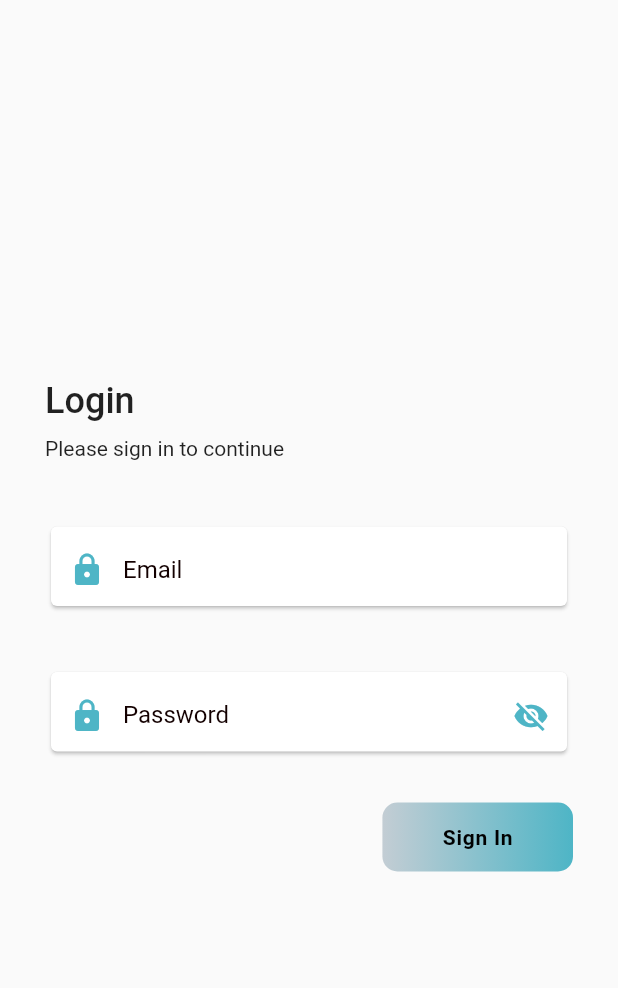
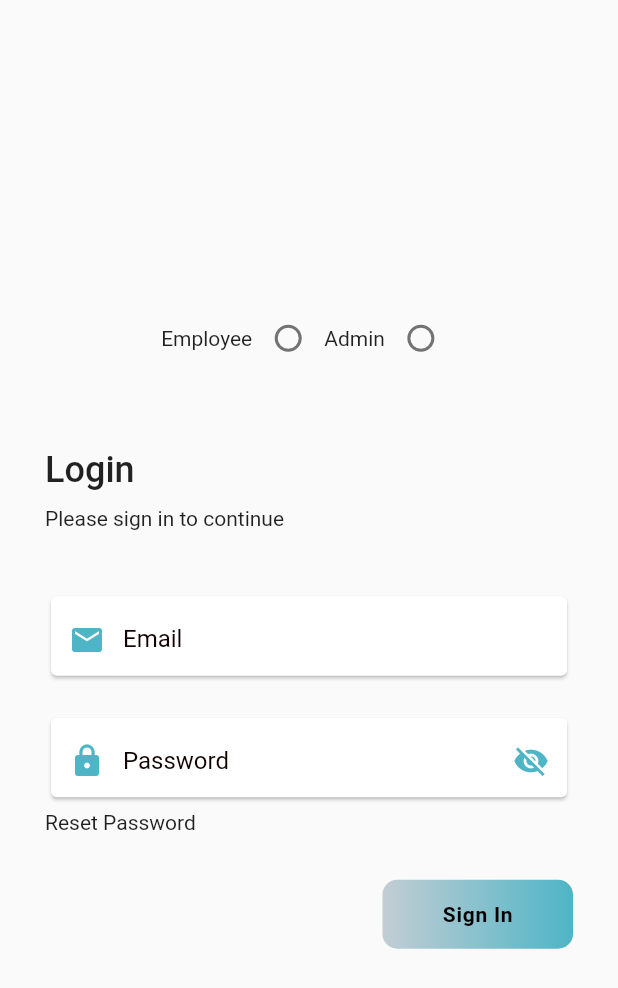
Before and after one commit to Dheeraj7487/HRMS-Mobile, a Flutter app: the AdminEmployeeChooseLoginScreen screen opened directly, after a tap on "Employee", on a phone screen of 412 x 824 dp. Shown: the top 988 px of the screen. Run offline on Flutter 3.47's test engine with Material 2 defaults, Android fonts, the phone set to English and light mode, and no system bars; our stand-ins replace cloud_firestore, firebase_auth, firebase_core, flutter_credit_card, fluttertoast, get and 1 more; missing offline and left inert: encrypt; accounts and stored records are empty; network calls fail.

Commit message:
reset password

```diff
--- a/lib/admin/addemployee/auth/add_employee_fire_auth.dart
+++ b/lib/admin/addemployee/auth/add_employee_fire_auth.dart
@@ -6,7 +6,7 @@ import 'package:flutter/cupertino.dart';
 class AddEmployeeFireAuth {
 
   final CollectionReference _mainCollection =
-  FirebaseFirestore.instance.collection('admin');
+  FirebaseFirestore.instance.collection('employee');
   List<dynamic> employeeData = [];
 
 
--- a/lib/employee/inOut/auth/in_out_fire_auth.dart
+++ b/lib/employee/inOut/auth/in_out_fire_auth.dart
@@ -1,5 +1,4 @@
-import 'package:cloud_firestore/cloud_firestore.dart';
-import 'package:firebase_auth/firebase_auth.dart';
+
 import 'package:flutter/material.dart';
 
 class InOutFireAuth extends ChangeNotifier{
--- a/lib/employee/profile/employee_profile_screen.dart
+++ b/lib/employee/profile/employee_profile_screen.dart
@@ -33,7 +33,7 @@ class _EmployeeProfileScreenState extends State<EmployeeProfileScreen> {
   TextEditingController salaryController = TextEditingController();
   TextEditingController passwordController = TextEditingController();
 
-  CollectionReference profileData = FirebaseFirestore.instance.collection('admin');
+  CollectionReference profileData = FirebaseFirestore.instance.collection('employee');
 
   @override
   Widget build(BuildContext context) {
--- a/lib/login/controller/onboarding_controller.dart
+++ b/lib/login/controller/onboarding_controller.dart
@@ -6,6 +6,7 @@ import 'package:get/state_manager.dart';
 import 'package:get/utils.dart';
 
 import '../screen/admin_employee_choose_login.dart';
+import '../screen/login_screen.dart';
 
 class OnboardingController extends GetxController {
   var selectedPageIndex = 0.obs;
@@ -14,7 +15,7 @@ class OnboardingController extends GetxController {
 
   forwardAction() {
     if (isLastPage) {
-      Get.off(const AdminEmployeeChooseLoginScreen());
+      Get.off(LoginScreen());
     } else {
       pageController.nextPage(duration: 300.milliseconds, curve: Curves.easeInOut);
     }
--- a/lib/login/provider/login_provider.dart
+++ b/lib/login/provider/login_provider.dart
@@ -1,5 +1,3 @@
-
-import 'package:cloud_firestore/cloud_firestore.dart';
 import 'package:firebase_auth/firebase_auth.dart';
 import 'package:flutter/material.dart';
 import 'package:encrypt/encrypt.dart' as encrypt;
@@ -10,7 +8,7 @@ import '../../utils/app_utils.dart';
 
 class LoginProvider extends ChangeNotifier{
 
-  List<dynamic> loginData = [];
+  //List<dynamic> loginData = [];
   String? userEmail;
   bool dataFetch = false;
 
@@ -24,12 +22,12 @@ class LoginProvider extends ChangeNotifier{
     final iv = encrypt.IV.fromLength(16);
     final encrypter = encrypt.Encrypter(encrypt.AES(key));
 */
-    FirebaseFirestore.instance.collection("admin").get().then((querySnapshot) {
+   /* FirebaseFirestore.instance.collection("admin").get().then((querySnapshot) {
       querySnapshot.docs.forEach((result) {
         print(result.data());
           loginData.add(result.data());
           notifyListeners();
-      });
+      });*/
 
       if (FirebaseAuth.instance.currentUser?.email == email) {
         if (FirebaseAuth.instance.currentUser?.displayName == 'Admin') {
@@ -59,7 +57,11 @@ class LoginProvider extends ChangeNotifier{
         }
       }*/
       }
-    });
   }
 
+  Future resetPassword({required String email}) async {
+    await FirebaseAuth.instance
+        .sendPasswordResetEmail(email: email).then((value) => Get.snackbar('Reset Password', 'sent a reset password link on your gmail account'))
+        .catchError((e) => Get.snackbar('Reset Password', "failed sent a reset password link"));
+  }
 }
--- a/lib/login/screen/admin_register_screen.dart
+++ b/lib/login/screen/admin_register_screen.dart
@@ -1,7 +1,7 @@
 import 'package:cloud_firestore/cloud_firestore.dart';
 import 'package:employee_attendance_app/admin/home/screen/admin_home_screen.dart';
 import 'package:employee_attendance_app/login/auth/fire_auth.dart';
-import 'package:employee_attendance_app/login/screen/admin_login_screen.dart';
+import 'package:employee_attendance_app/login/screen/login_screen.dart';
 import 'package:employee_attendance_app/utils/app_colors.dart';
 import 'package:encrypt/encrypt.dart' as encrypt;
 import 'package:firebase_auth/firebase_auth.dart';
@@ -240,7 +240,7 @@ class _RegisterScreenState extends State<RegisterScreen> {
             ),
             GestureDetector(
               onTap: () {
-                Get.off(AdminLoginScreen());
+                Get.off(LoginScreen());
               },
               child: Container(
                 padding: const EdgeInsets.only(bottom: 25),
--- a/lib/login/screen/employee_login_screen.dart
+++ /dev/null
@@ -1,129 +0,0 @@
-import 'package:employee_attendance_app/admin/addemployee/auth/add_employee_fire_auth.dart';
-import 'package:employee_attendance_app/mixin/button_mixin.dart';
-import 'package:employee_attendance_app/mixin/textfield_mixin.dart';
-import 'package:employee_attendance_app/utils/app_colors.dart';
-import 'package:firebase_auth/firebase_auth.dart';
-import 'package:flutter/material.dart';
-import 'package:provider/provider.dart';
-
-import '../../utils/app_preference_key.dart';
-import '../../utils/app_utils.dart';
-import '../provider/login_provider.dart';
-
-class EmployeeLoginScreen extends StatefulWidget with ButtonMixin,TextFieldMixin {
-  EmployeeLoginScreen({Key? key}) : super(key: key);
-
-  @override
-  State<EmployeeLoginScreen> createState() => _EmployeeLoginScreenState();
-}
-
-class _EmployeeLoginScreenState extends State<EmployeeLoginScreen> {
-  var passwordController = TextEditingController();
-  var emailController = TextEditingController();
-  final _formKey = GlobalKey<FormState>();
-  bool passwordVisibility = false;
-
-  @override
-  Widget build(BuildContext context) {
-    return GestureDetector(
-      onTap: () {
-        FocusScope.of(context).unfocus();
-      },
-      child: Scaffold(
-        body: Form(
-          key: _formKey,
-          child: Padding(
-            padding: const EdgeInsets.only(top: 10, left: 30, right: 30),
-            child: Column(
-              crossAxisAlignment: CrossAxisAlignment.start,
-              mainAxisAlignment: MainAxisAlignment.center,
-              children: [
-                const Text(
-                  "Login",
-                  textAlign: TextAlign.center,
-                  style: TextStyle(fontSize: 24, fontWeight: FontWeight.w500),
-                ),
-                const SizedBox(height: 10),
-                const Text(
-                  'Please sign in to continue',
-                  textAlign: TextAlign.center,
-                ),
-                const SizedBox(height: 40),
-                TextFieldMixin().textFieldCardWidget(
-                  controller: emailController,
-                  prefixIcon: const Icon(Icons.lock, color: AppColor.appColor),
-                  labelText: 'Email',
-                  validator: (value) {
-                    if (value!.isEmpty ||
-                        value.trim().isEmpty ||
-                        !RegExp(r"^[a-zA-Z0-9.a-zA-Z0-9.!#$%&'*+-/=?^_`{|}~]+@"
-                        r"[a-zA-Z0-9]+\.[a-zA-Z]+")
-                            .hasMatch(value)) {
-                      return 'Enter a valid email';
-                    }
-                    return null;
-                  },
-                ),
-                GestureDetector(
-                  onTap: (){},
-                  child: Text(''),
-                ),
-                const SizedBox(height: 20),
-                TextFieldMixin().textFieldCardWidget(
-                  controller: passwordController,
-                  prefixIcon: const Icon(Icons.lock, color: AppColor.appColor),
-                  labelText: 'Password',
-                  obscureText: passwordVisibility ? false : true,
-                  suffixIcon: IconButton(
-                      highlightColor: Colors.transparent,
-                      onPressed: () {
-                        setState(() {
-                          passwordVisibility = !passwordVisibility;
-                        });
-                      },
-                      icon: passwordVisibility
-                          ? const Icon(
-                        Icons.visibility,
-                        color: AppColor.appColor,
-                      )
-                          : const Icon(Icons.visibility_off,
-                          color: AppColor.appColor)),
-                  validator: (value) {
-                    if (value == null ||
-                        value.isEmpty ||
-                        value.trim().isEmpty) {
-                      return 'Please enter password';
-                    }
-                    return null;
-                  },
-                ),
-                const SizedBox(height: 30),
-                Align(
-                  alignment: Alignment.bottomRight,
-                  child: GestureDetector(
-                    onTap: () async {
-                      User? user = await AddEmployeeFireAuth.signInEmployeeUsingEmailPassword(
-                        email: emailController.text,
-                        password: passwordController.text, context: context,
-                      );
-                      if (user != null) {
-                        AppUtils.instance.setPref(PreferenceKey.boolKey, PreferenceKey.prefLogin, true);
-                        AppUtils.instance.setPref(PreferenceKey.stringKey, PreferenceKey.prefEmail, emailController.text);
-                        Provider.of<LoginProvider>(context,listen: false).getSharedPreferenceData(emailController.text);
-                        if (_formKey.currentState!.validate()) {
-                          Provider.of<LoginProvider>(context,listen: false).getData(emailController.text);
-                        }
-                      }
-                      },
-                    child: ButtonMixin()
-                        .stylishButton(onPress: () {}, text: 'Sign In'),
-                  ),
-                )
-              ],
-            ),
-          ),
-        ),
-      ),
-    );
-  }
-}
--- a/lib/login/screen/admin_login_screen.dart
+++ b/lib/login/screen/login_screen.dart
@@ -11,21 +11,24 @@ import '../../utils/app_preference_key.dart';
 import '../../utils/app_utils.dart';
 import '../auth/fire_auth.dart';
 import '../provider/login_provider.dart';
+import 'reset_password_screen.dart';
 
 
-class AdminLoginScreen extends StatefulWidget with ButtonMixin,TextFieldMixin{
-   AdminLoginScreen({Key? key}) : super(key: key);
+class LoginScreen extends StatefulWidget with ButtonMixin,TextFieldMixin{
+   LoginScreen({Key? key}) : super(key: key);
 
   @override
-  State<AdminLoginScreen> createState() => _AdminLoginScreenState();
+  State<LoginScreen> createState() => _LoginScreenState();
 }
 
-class _AdminLoginScreenState extends State<AdminLoginScreen> {
+class _LoginScreenState extends State<LoginScreen> {
 
   var passwordController = TextEditingController();
   var emailController = TextEditingController();
   final _formKey = GlobalKey<FormState>();
   bool passwordVisibility = false;
+  String? chooseType;
+  bool chooseValue = false;
 
   @override
   Widget build(BuildContext context) {
@@ -42,6 +45,44 @@ class _AdminLoginScreenState extends State<AdminLoginScreen> {
               crossAxisAlignment: CrossAxisAlignment.start,
               mainAxisAlignment: MainAxisAlignment.center,
               children: [
+                Align(
+                  alignment: Alignment.topCenter,
+                  child: Row(
+                    crossAxisAlignment: CrossAxisAlignment.center,
+                    mainAxisAlignment: MainAxisAlignment.center,
+                    children: [
+                      Row(
+                        children: [
+                          Text("Employee"),
+                          Radio(
+                              value: "Employee",
+                              groupValue: chooseType,
+                              onChanged: (value){
+                                setState(() {
+                                  chooseType = value.toString();
+                                  chooseValue = false;
+                                });
+                              }),
+                        ],
+                      ),
+                      Row(
+                        children: [
+                          Text("Admin"),
+                          Radio(
+                              value: "Admin",
+                              groupValue: chooseType,
+                              onChanged: (value){
+                                setState(() {
+                                  chooseType = value.toString();
+                                  chooseValue = true;
+                                });
+                              }),
+                        ],
+                      ),
+                    ],
+                  ),
+                ),
+                const SizedBox(height: 50),
                 const Text(
                   "Login",
                   textAlign: TextAlign.center,
@@ -55,7 +96,7 @@ class _AdminLoginScreenState extends State<AdminLoginScreen> {
                 const SizedBox(height: 40),
                 TextFieldMixin().textFieldCardWidget(
                   controller: emailController,
-                  prefixIcon: const Icon(Icons.lock, color: AppColor.appColor),
+                  prefixIcon: const Icon(Icons.email, color: AppColor.appColor),
                   labelText: 'Email',
                   validator: (value) {
                     if (value!.isEmpty ||
@@ -97,14 +138,21 @@ class _AdminLoginScreenState extends State<AdminLoginScreen> {
                     return null;
                   },
                 ),
+                const SizedBox(height: 5),
+                GestureDetector(
+                  onTap: (){
+                    Get.to(ResetPasswordScreen());
+                  },
+                    child: Text('Reset Password')),
                 const SizedBox(height: 30),
+
                 Align(
                   alignment: Alignment.bottomRight,
                   child: GestureDetector(
                     onTap: () async {
                       User? user = await FireAuth.signInUsingEmailPassword(
-                        email: emailController.text,
-                        password: passwordController.text, context: context,
+                        email: emailController.text.trim(),
+                        password: passwordController.text.trim(), context: context,
                       );
                       if (user != null) {
                         AppUtils.instance.setPref(PreferenceKey.boolKey, PreferenceKey.prefLogin, true);
@@ -123,7 +171,9 @@ class _AdminLoginScreenState extends State<AdminLoginScreen> {
             ),
           ),
         ),
-        bottomNavigationBar: Row(
+        bottomNavigationBar: Visibility(
+          visible: chooseValue,
+          child: Row(
             mainAxisAlignment: MainAxisAlignment.center,
             children: [
               Container(
@@ -153,6 +203,7 @@ class _AdminLoginScreenState extends State<AdminLoginScreen> {
             ],
           ),
         ),
+      ),
     );
   }
 }
--- a/lib/login/screen/onboarding_screen.dart
+++ b/lib/login/screen/onboarding_screen.dart
@@ -4,6 +4,8 @@ import 'package:employee_attendance_app/utils/app_colors.dart';
 import 'package:employee_attendance_app/utils/app_fonts.dart';
 import 'package:flutter/material.dart';
 import 'package:get/get.dart';
+
+import 'login_screen.dart';
 
 class OnBoardingScreen extends StatefulWidget{
   const OnBoardingScreen({Key? key}) : super(key: key);
@@ -56,7 +58,7 @@ class _OnBoardingScreenState extends State<OnBoardingScreen>{
               right: 10,
               child: GestureDetector(
                   onTap: (){
-                    Get.off(const AdminEmployeeChooseLoginScreen());
+                    Get.off(LoginScreen());
                   },
                   child: Container(
                       height:40,width:70,child: Center(child: Text('Skip',style: TextStyle(fontFamily: AppFonts.semiBold),textAlign: TextAlign.center,))),
--- a/lib/widget/admin_drawer_widget.dart
+++ b/lib/widget/admin_drawer_widget.dart
@@ -6,6 +6,7 @@ import 'package:employee_attendance_app/utils/app_utils.dart';
 import 'package:firebase_auth/firebase_auth.dart';
 import 'package:flutter/material.dart';
 import 'package:get/get.dart';
+import '../login/screen/login_screen.dart';
 import '../utils/app_colors.dart';
 
 class AdminDrawerScreen extends StatelessWidget {
@@ -82,7 +83,7 @@ class AdminDrawerScreen extends StatelessWidget {
             title: const Text('Logout'),
             onTap: () {
               FirebaseAuth.instance.signOut();
-              AppUtils.instance.clearPref().then((value) => Get.offAll(const AdminEmployeeChooseLoginScreen()));
+              AppUtils.instance.clearPref().then((value) => Get.offAll(LoginScreen()));
             },
           ),
         ],
--- a/lib/widget/employee_drawer_widget.dart
+++ b/lib/widget/employee_drawer_widget.dart
@@ -2,6 +2,7 @@ import 'package:employee_attendance_app/employee/attendance/view_attendance_scre
 import 'package:employee_attendance_app/employee/holiday/holiday_screen.dart';
 import 'package:employee_attendance_app/employee/reports/employee_reports_screen.dart';
 import 'package:employee_attendance_app/login/screen/admin_employee_choose_login.dart';
+import 'package:employee_attendance_app/login/screen/login_screen.dart';
 import 'package:employee_attendance_app/utils/app_utils.dart';
 import 'package:firebase_auth/firebase_auth.dart';
 import 'package:flutter/material.dart';
@@ -86,7 +87,7 @@ class EmployeeDrawerScreen extends StatelessWidget {
             title: const Text('Logout'),
             onTap: () {
               FirebaseAuth.instance.signOut();
-              AppUtils.instance.clearPref().then((value) => Get.offAll(const AdminEmployeeChooseLoginScreen()));
+              AppUtils.instance.clearPref().then((value) => Get.offAll(LoginScreen()));
             },
           ),
         ],
```
Also changed, not shown: lib/admin/viewemployee/view_registered_employee_screen.dart (+27 -30 lines), lib/employee/home/screen/employee_home_screen.dart (+9 -7 lines), lib/employee/inOut/provider/employee_in_out_provider.dart (+4 -16 lines), lib/employee/inOut/screen/employee_in_out_screen.dart (+37 -90 lines), lib/employee/timeslot/time_slot_screen.dart (added, +84 -0 lines), lib/login/screen/admin_employee_choose_login.dart (+3 -4 lines), lib/login/screen/reset_password_screen.dart (added, +72 -0 lines). Lines whose indentation alone changed are shown as unchanged.
